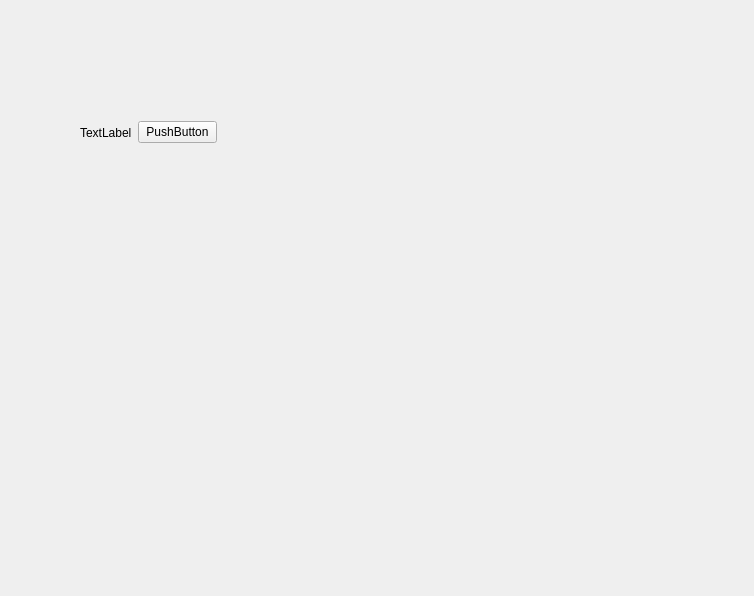
This is ui/f1.ui in mioyzhang/UI as Qt 5 draws it before an edit. The edited form follows.
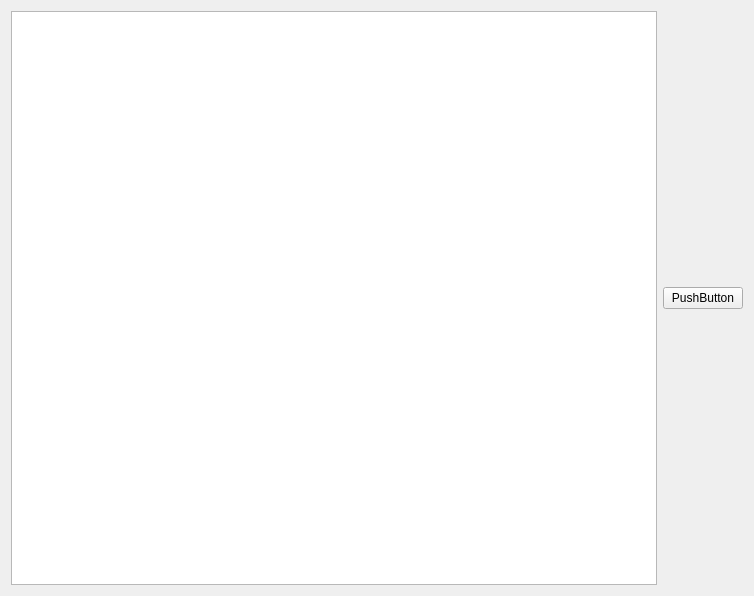
This is the edited form.

The edit to the form file:
```diff
--- a/ui/f1.ui
+++ b/ui/f1.ui
@@ -13,22 +13,9 @@
   <property name="windowTitle">
    <string>Form</string>
   </property>
-  <widget class="QWidget" name="">
-   <property name="geometry">
-    <rect>
-     <x>80</x>
-     <y>120</y>
-     <width>137</width>
-     <height>25</height>
-    </rect>
-   </property>
    <layout class="QHBoxLayout" name="horizontalLayout">
     <item>
-     <widget class="QLabel" name="label">
-      <property name="text">
-       <string>TextLabel</string>
-      </property>
-     </widget>
+    <widget class="QListWidget" name="listWidget"/>
     </item>
     <item>
      <widget class="QPushButton" name="pushButton">
@@ -38,7 +25,6 @@
      </widget>
     </item>
    </layout>
-  </widget>
  </widget>
  <resources/>
  <connections/>
```
Lines whose indentation alone changed are shown as unchanged.
